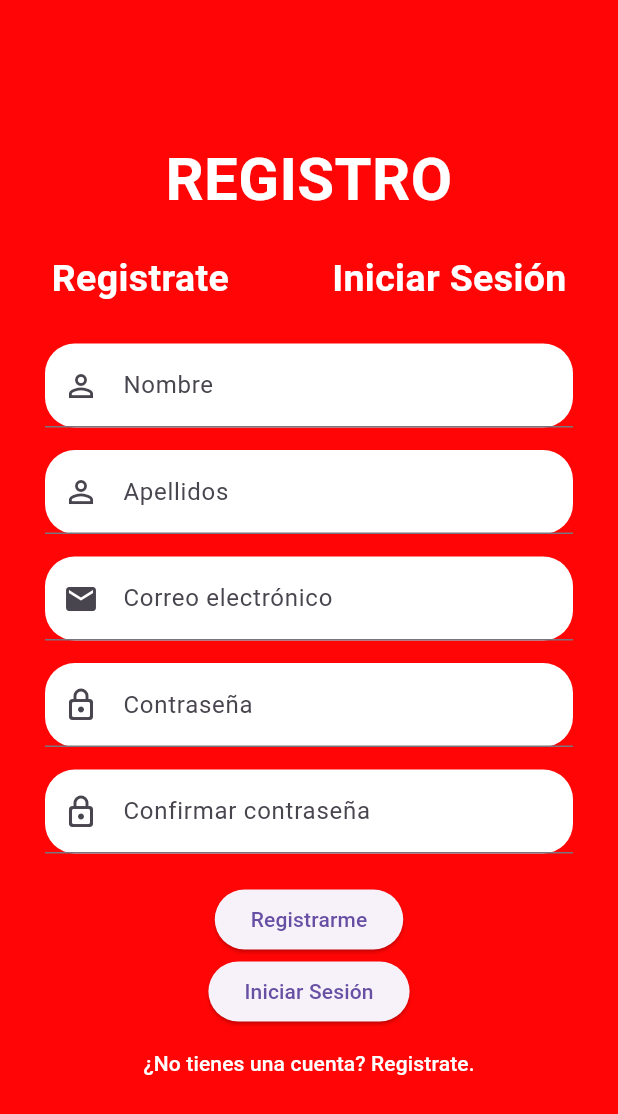
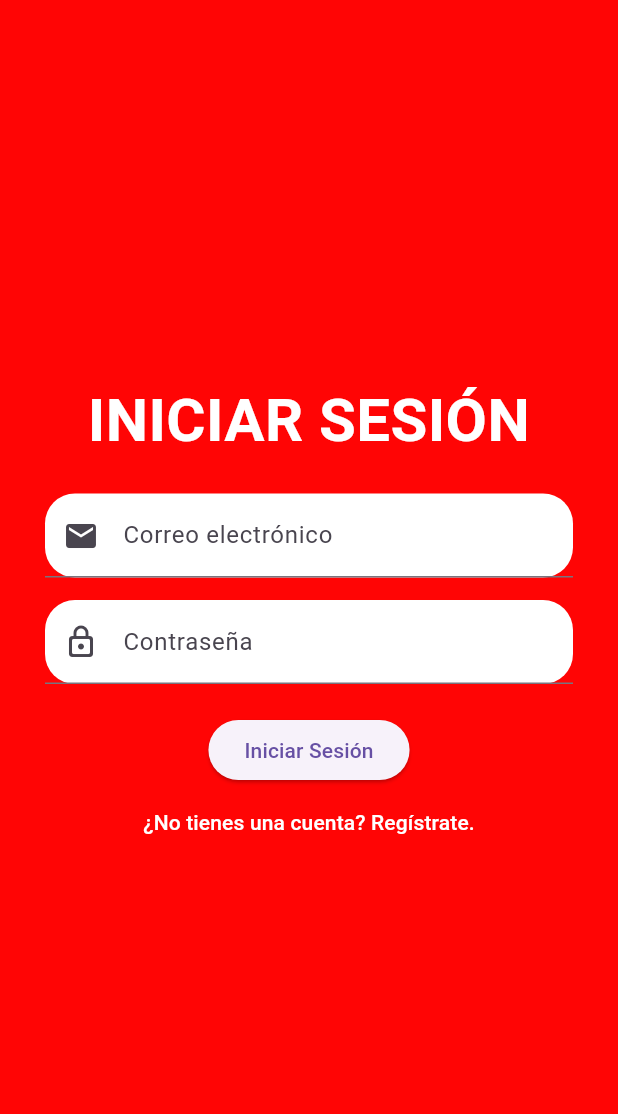
Before and after one commit to Montse123n/loginJorge_Montse, a Flutter app: the screen it shows after launch, on a phone screen of 412 x 824 dp. Shown: the top 1114 px of the screen. Run offline on Flutter 3.47's test engine with Material 3 defaults, Android fonts, the phone set to English and light mode, and no system bars; our stand-ins replace sqflite; accounts and stored records are empty.

Commit message:
final login

```diff
--- a/lib/page/login_page.dart
+++ b/lib/page/login_page.dart
@@ -1,7 +1,6 @@
 import 'package:flutter/material.dart';
-import 'package:login/page/Home_page.dart';
+import 'package:login/page/Home_page.dart';  // Asegúrate de que el nombre del archivo sea correcto
 import 'package:login/page/registrer_page.dart';
-import 'package:sqflite/sqflite.dart';
 import 'database_helper.dart';
 
 class LoginPage extends StatefulWidget {
@@ -12,11 +11,8 @@ class LoginPage extends StatefulWidget {
 }
 
 class _LoginPageState extends State<LoginPage> {
-  final _firstNameController = TextEditingController();
-  final _lastNameController = TextEditingController();
   final _emailController = TextEditingController();
   final _passwordController = TextEditingController();
-  final _confirmPasswordController = TextEditingController();
 
   @override
   Widget build(BuildContext context) {
@@ -29,7 +25,7 @@ class _LoginPageState extends State<LoginPage> {
               mainAxisAlignment: MainAxisAlignment.center,
               children: [
                 Text(
-                  "Registro".toUpperCase(),
+                  "Iniciar Sesión".toUpperCase(),
                   textAlign: TextAlign.center,
                   style: TextStyle(
                     color: Colors.white,
@@ -38,49 +34,20 @@ class _LoginPageState extends State<LoginPage> {
                   ),
                 ),
                 SizedBox(height: 20.0),
-                Row(
-                  mainAxisAlignment: MainAxisAlignment.spaceAround,
-                  children: [
-                    Text(
-                      'Registrate',
-                      style: TextStyle(
-                        color: Colors.white,
-                        fontSize: 25.0,
-                        fontWeight: FontWeight.bold,
-                      ),
-                    ),
-                    Text(
-                      'Iniciar Sesión',
-                      style: TextStyle(
-                        color: Colors.white,
-                        fontSize: 25.0,
-                        fontWeight: FontWeight.bold,
-                      ),
-                    ),
-                  ],
-                ),
-                SizedBox(height: 25.0),
-                _textFieldFirstName(),
-                SizedBox(height: 15.0),
-                _textFieldLastName(),
-                SizedBox(height: 15.0),
                 _textFieldEmail(),
                 SizedBox(height: 15.0),
                 _textFieldPassword(),
-                SizedBox(height: 15.0),
-                _textFieldConfirmPassword(),
                 SizedBox(height: 20.0),
-                _buttonSignUp(),
                 _buttonLogin(),
                 TextButton(
                   onPressed: () {
                     Navigator.pushReplacementNamed(context, RegisterPage.id);
                   },
                   child: Text(
-                    '¿No tienes una cuenta? Registrate.',
+                    '¿No tienes una cuenta? Regístrate.',
                     style: TextStyle(color: Colors.white),
                   ),
-                )
+                ),
               ],
             ),
           ),
@@ -89,31 +56,11 @@ class _LoginPageState extends State<LoginPage> {
     );
   }
 
-  Widget _textFieldFirstName() {
-    return _textFieldGeneral(
-      controller: _firstNameController,
-      labelText: 'Nombre',
-      hintText: 'Montse',
-      icon: Icons.person_outline,
-      keyboardType: TextInputType.name,
-    );
-  }
-
-  Widget _textFieldLastName() {
-    return _textFieldGeneral(
-      controller: _lastNameController,
-      labelText: 'Apellidos',
-      hintText: 'Pérez',
-      icon: Icons.person_outline,
-      keyboardType: TextInputType.name,
-    );
-  }
-
   Widget _textFieldEmail() {
     return _textFieldGeneral(
       controller: _emailController,
       labelText: 'Correo electrónico',
-      hintText: 'mon1@gmail.com',
+      hintText: 'ejemplo@gmail.com',
       keyboardType: TextInputType.emailAddress,
       icon: Icons.email,
     );
@@ -130,51 +77,6 @@ class _LoginPageState extends State<LoginPage> {
     );
   }
 
-  Widget _textFieldConfirmPassword() {
-    return _textFieldGeneral(
-      controller: _confirmPasswordController,
-      labelText: 'Confirmar contraseña',
-      hintText: '',
-      keyboardType: TextInputType.visiblePassword,
-      icon: Icons.lock_outline_rounded,
-      obscureText: true,
-    );
-  }
-
-  Widget _buttonSignUp() {
-  return ElevatedButton(
-    child: Text('Registrarme'),
-    onPressed: () async {
-      final firstName = _firstNameController.text;
-      final lastName = _lastNameController.text;
-      final email = _emailController.text;
-      final password = _passwordController.text;
-      final confirmPassword = _confirmPasswordController.text;
-
-      // Validar campos vacíos
-      if (firstName.isEmpty || lastName.isEmpty || email.isEmpty || password.isEmpty || confirmPassword.isEmpty) {
-        ScaffoldMessenger.of(context).showSnackBar(SnackBar(
-          content: Text('Por favor, completa todos los campos'),
-        ));
-        return;
-      }
-
-      // Validar que las contraseñas coincidan
-      if (password != confirmPassword) {
-        ScaffoldMessenger.of(context).showSnackBar(SnackBar(
-          content: Text('Las contraseñas no coinciden'),
-        ));
-        return;
-      }
-
-      await DatabaseHelper().insertUser(firstName, lastName, email, password);
-      ScaffoldMessenger.of(context).showSnackBar(SnackBar(
-        content: Text('Usuario registrado correctamente'),
-      ));
-    },
-  );
-}
-
   Widget _buttonLogin() {
     return ElevatedButton(
       child: Text('Iniciar Sesión'),
@@ -183,7 +85,6 @@ class _LoginPageState extends State<LoginPage> {
         final password = _passwordController.text;
         final user = await DatabaseHelper().getUser(email, password);
         if (user != null) {
-        // Navegar a la pantalla de inicio
           Navigator.pushReplacementNamed(context, HomePage.id);
         } else {
           ScaffoldMessenger.of(context).showSnackBar(SnackBar(
@@ -193,7 +94,6 @@ class _LoginPageState extends State<LoginPage> {
       },
     );
   }
-
 }
 
 class _textFieldGeneral extends StatelessWidget {
```
Lines whose indentation alone changed are shown as unchanged.
